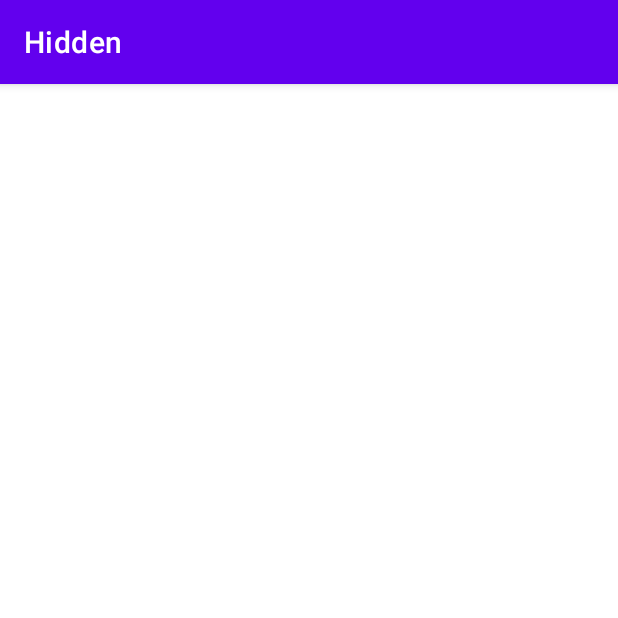
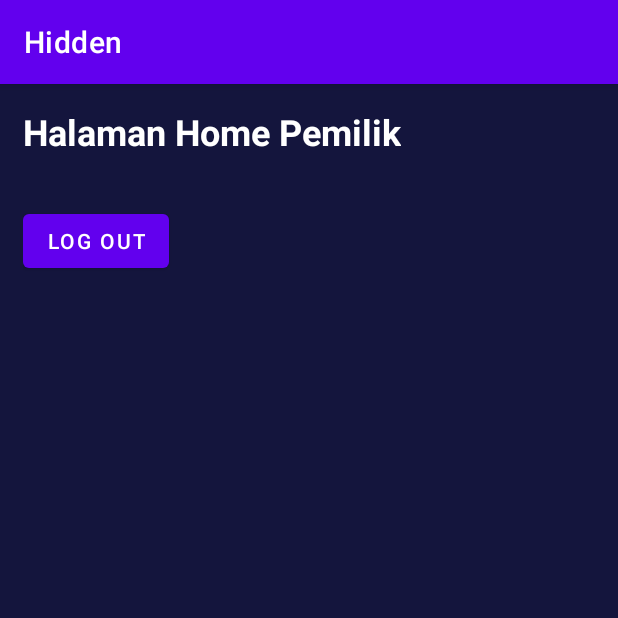
Before and after one commit to Nicholas3413/Hidden, an Android app: the HomePemilikActivity screen opened directly, with no data from a screen before it, on a phone screen of 412 x 824 dp, the top half of it. Run offline under Robolectric (Android 15) with nearby library versions, the phone set to English and light mode, and no system bars; our stand-ins replace Firebase (no records; nobody signed in at launch, a user with empty details on screens opened directly).

Commit message:
Second Commit Hidden

```diff
--- a/app/build.gradle
+++ b/app/build.gradle
@@ -65,5 +65,6 @@ dependencies {
     implementation("androidx.camera:camera-view:${camerax_version}")
     // If you want to additionally use the CameraX Extensions library
     implementation("androidx.camera:camera-extensions:${camerax_version}")
+    implementation 'com.google.firebase:firebase-database-ktx'
 }
 apply plugin: 'com.google.gms.google-services'
--- a/app/src/main/java/com/example/hidden/HalamanUtamaActivity.kt
+++ b/app/src/main/java/com/example/hidden/HalamanUtamaActivity.kt
@@ -3,18 +3,21 @@ package com.example.hidden
 import android.content.Intent
 import androidx.appcompat.app.AppCompatActivity
 import android.os.Bundle
+import com.google.firebase.auth.ktx.auth
+import com.google.firebase.ktx.Firebase
 import kotlinx.android.synthetic.main.activity_halaman_utama.*
 
 class HalamanUtamaActivity : AppCompatActivity() {
     override fun onCreate(savedInstanceState: Bundle?) {
         super.onCreate(savedInstanceState)
         setContentView(R.layout.activity_halaman_utama)
+
         btnLoginUtama.setOnClickListener {
             val intent = Intent(this, LoginActivity::class.java)
             startActivity(intent)
         }
         btnRegisterUtama.setOnClickListener {
-            val intent = Intent(this, RegWajahPemilikActivity::class.java)
+            val intent = Intent(this, RegAkunPemilikActivity::class.java)
             startActivity(intent)
         }
     }
--- a/app/src/main/java/com/example/hidden/HomePemilikActivity.kt
+++ b/app/src/main/java/com/example/hidden/HomePemilikActivity.kt
@@ -1,11 +1,29 @@
 package com.example.hidden
 
+import android.content.Context
+import android.content.Intent
 import androidx.appcompat.app.AppCompatActivity
 import android.os.Bundle
+import com.google.firebase.auth.FirebaseAuth
+import com.google.firebase.auth.ktx.auth
+import com.google.firebase.ktx.Firebase
+import kotlinx.android.synthetic.main.activity_home_pemilik.*
 
 class HomePemilikActivity : AppCompatActivity() {
+    private lateinit var auth: FirebaseAuth
     override fun onCreate(savedInstanceState: Bundle?) {
         super.onCreate(savedInstanceState)
         setContentView(R.layout.activity_home_pemilik)
+        auth= Firebase.auth
+        var namaUser = auth.currentUser?.displayName.toString()
+        txtnamapemilik.setText(namaUser)
+        btnLogOutHomePemilik.setOnClickListener {
+            val sharedPreferences = getSharedPreferences("HashMap", Context.MODE_PRIVATE)
+            val editor = sharedPreferences.edit()
+            editor.clear().apply()
+            Firebase.auth.signOut()
+            val intent = Intent(this, HalamanUtamaActivity::class.java)
+            startActivity(intent)
+        }
     }
 }
--- a/app/src/main/java/com/example/hidden/RegAkunPemilikActivity.kt
+++ b/app/src/main/java/com/example/hidden/RegAkunPemilikActivity.kt
@@ -1,6 +1,7 @@
 package com.example.hidden
 
 import android.content.ContentValues
+import android.content.Intent
 import androidx.appcompat.app.AppCompatActivity
 import android.os.Bundle
 import android.util.Log
@@ -40,7 +41,8 @@ class RegAkunPemilikActivity : AppCompatActivity() {
                                 baseContext, "Registrasi Akun Pemilik Berhasil",
                                 Toast.LENGTH_SHORT
                             ).show()
-                            finish()
+                            val intent = Intent(this, RegWajahPemilikActivity::class.java)
+                            startActivity(intent)
                         } else {
                             Toast.makeText(
                                 baseContext, "Registrasi Akun tidak berhasil, silakan cek kembali data isian",
--- a/app/src/main/res/layout/activity_home_pemilik.xml
+++ b/app/src/main/res/layout/activity_home_pemilik.xml
@@ -4,6 +4,35 @@
     xmlns:tools="http://schemas.android.com/tools"
     android:layout_width="match_parent"
     android:layout_height="match_parent"
-    tools:context=".HomePemilikActivity">
+    tools:context=".HomePemilikActivity"
+    android:padding="15dp"
+    android:background="@color/navy">
+    <TextView
+        android:layout_width="wrap_content"
+        android:layout_height="wrap_content"
+        android:text="Halaman Home Pemilik"
+        android:textColor="@color/white"
+        android:textSize="24sp"
+        android:textStyle="bold"
+        app:layout_constraintStart_toStartOf="parent"
+        app:layout_constraintTop_toTopOf="parent"
+        android:id="@+id/txthalamanhomepemilik"/>
+    <TextView
+        android:layout_width="wrap_content"
+        android:layout_height="wrap_content"
+        android:text="nama pemilik"
+        android:textColor="@color/white"
+        android:textSize="24sp"
+        app:layout_constraintStart_toStartOf="parent"
+        app:layout_constraintTop_toBottomOf="@id/txthalamanhomepemilik"
+        android:id="@+id/txtnamapemilik"/>
+    <Button
+        android:layout_width="wrap_content"
+        android:layout_height="wrap_content"
+        app:layout_constraintStart_toStartOf="parent"
+        android:text="Log Out"
+        app:layout_constraintTop_toBottomOf="@+id/txtnamapemilik"
+        android:id="@+id/btnLogOutHomePemilik"/>
+
 
 </androidx.constraintlayout.widget.ConstraintLayout>
--- a/app/src/main/res/layout/activity_reg_akun_pemilik.xml
+++ b/app/src/main/res/layout/activity_reg_akun_pemilik.xml
@@ -13,7 +13,7 @@
         android:layout_marginStart="16dp"
         android:layout_marginEnd="16dp"
         android:layout_marginBottom="100dp"
-        android:text="@string/reg_akun_karyawan"
+        android:text="Register Akun"
         android:textColor="@color/white"
         app:layout_constraintBottom_toBottomOf="parent"
         app:layout_constraintEnd_toEndOf="parent"
```
Also changed, not shown: app/src/main/java/com/example/hidden/LoginActivity.kt (+21 -0 lines), app/src/main/java/com/example/hidden/MainRepo.kt (+1 -15 lines), app/src/main/java/com/example/hidden/RegWajahPemilikActivity.kt (+41 -2 lines), app/src/main/res/layout/activity_reg_wajah_pemilik.xml (+27 -4 lines), 1 other file.
